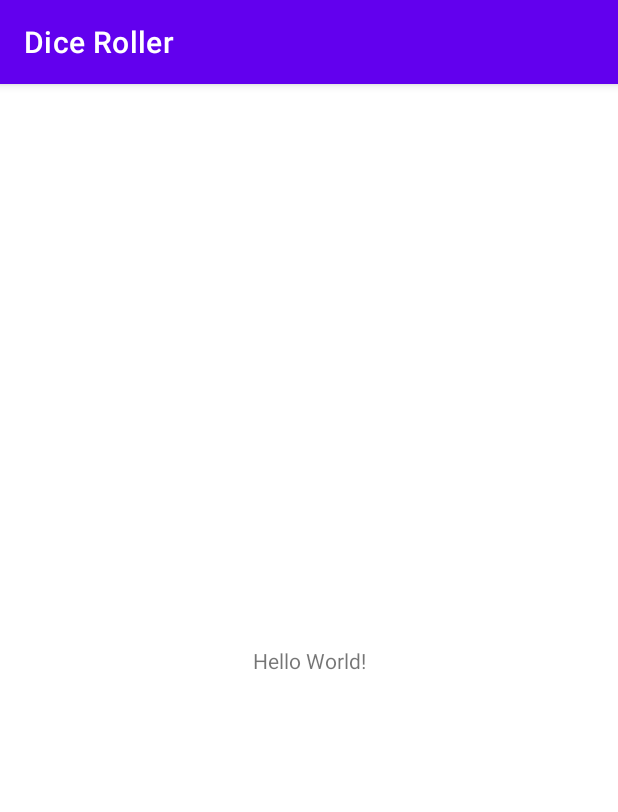
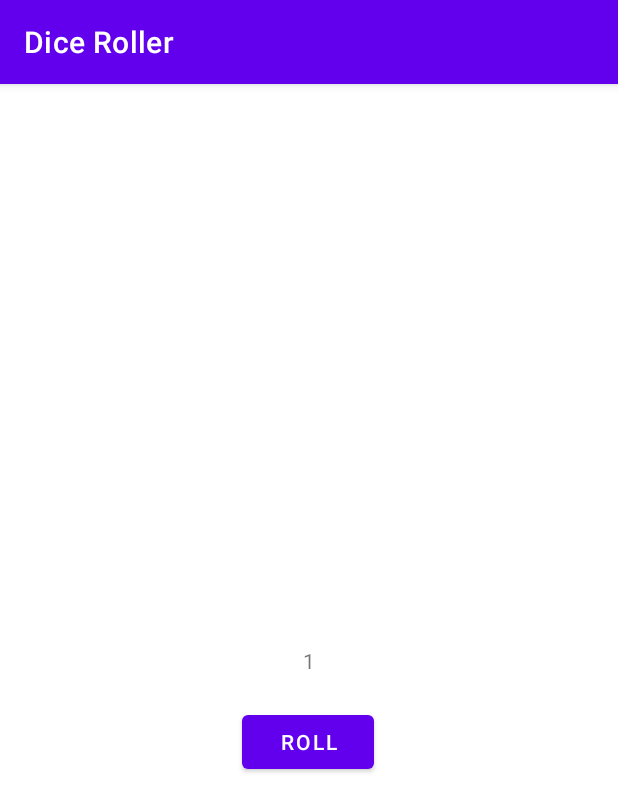
Before and after one commit to mshristi19/Interactive-UI-DiceRoller, an Android app: the screen it shows after launch (MainActivity), on a phone screen of 412 x 824 dp. Shown: the top 812 px of the screen. Run offline under Robolectric (Android 15) with nearby library versions, the phone set to English and light mode, and no system bars.

Commit message:
Completed UI and Functionality

```diff
--- a/app/src/main/res/layout/activity_main.xml
+++ b/app/src/main/res/layout/activity_main.xml
@@ -7,12 +7,25 @@
     tools:context=".MainActivity">
 
     <TextView
+        android:id="@+id/diceResultText"
         android:layout_width="wrap_content"
         android:layout_height="wrap_content"
-        android:text="Hello World!"
+        android:text="1"
         app:layout_constraintBottom_toBottomOf="parent"
         app:layout_constraintEnd_toEndOf="parent"
         app:layout_constraintStart_toStartOf="parent"
         app:layout_constraintTop_toTopOf="parent" />
 
+    <Button
+        android:id="@+id/rollButton"
+        android:layout_width="wrap_content"
+        android:layout_height="wrap_content"
+        android:text="Roll"
+        app:layout_constraintBottom_toBottomOf="parent"
+        app:layout_constraintEnd_toEndOf="parent"
+        app:layout_constraintHorizontal_bias="0.498"
+        app:layout_constraintStart_toStartOf="parent"
+        app:layout_constraintTop_toTopOf="parent"
+        app:layout_constraintVertical_bias="0.576" />
+
 </androidx.constraintlayout.widget.ConstraintLayout>
```
Also changed, not shown: app/src/main/java/com/example/diceroller/MainActivity.kt (+28 -0 lines).
